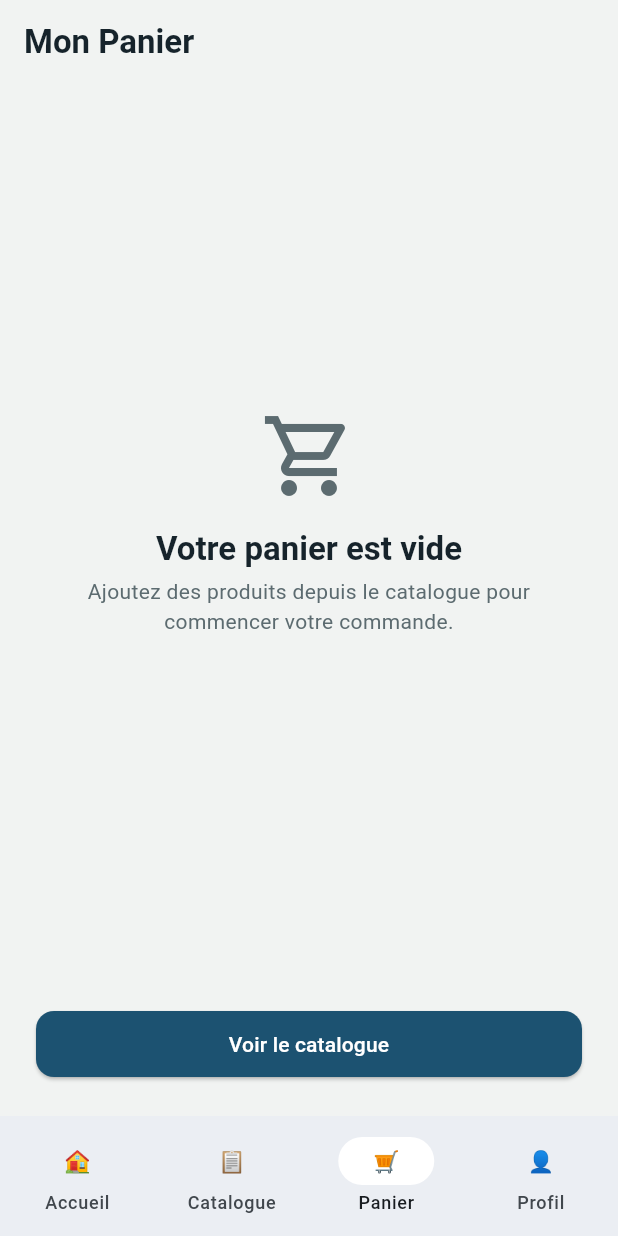
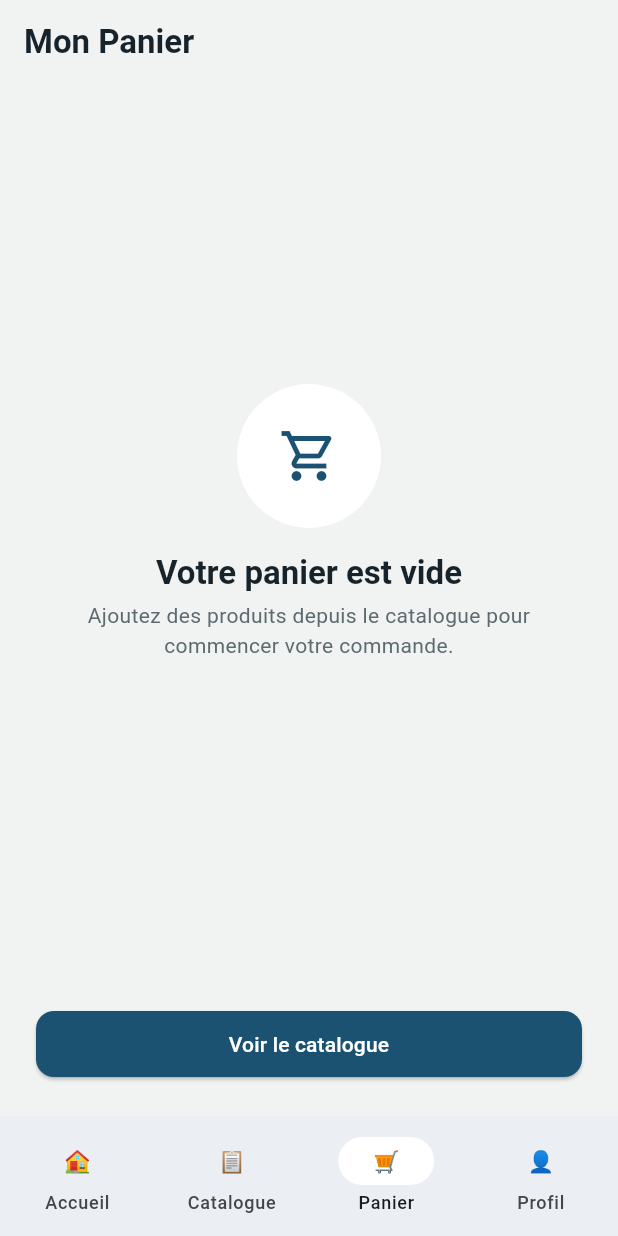
Before and after one commit to ecolealgerienne-ui/echangoorder, a Flutter app: the CartScreen screen opened by its route, on a phone screen of 412 x 824 dp. Run offline on Flutter 3.47's test engine with Material 3 defaults, Android fonts, the phone set to English and light mode, and no system bars; our stand-ins replace easy_localization, flutter_secure_storage, geolocator, go_router, package_info_plus, permission_handler and 2 more; accounts and stored records are empty; network calls fail; Roboto replaces fonts that are missing (CasbahDisplay).

Commit message:
Phase B du chantier design : composants partagés
Nouveaux widgets réutilisables : PressableScale (retour tactile via
Listener, sans conflit avec le onPressed du widget enveloppé) et
ShimmerBox (rectangle chatoyant, remplace les spinners - câblage réel
en phase C). Les deux respectent MediaQuery.disableAnimations.

ProductGridTile devient une vraie carte (fond + ombre AppElevation.card)
au lieu d'un InkWell nu, boutons d'action enveloppés dans PressableScale,
sélecteur de quantité animé (AnimatedSwitcher). AppButton enveloppé dans
PressableScale. ErrorStateView : icône dans un badge circulaire plutôt
que nue.

Au passage, corrige les badges/halo qui pointaient encore vers
AppColors.background (devenu la chaux en phase A) alors qu'ils visent
un blanc réel - désormais AppColors.surface.

```diff
--- a/mobile/lib/errors/error_state_view.dart
+++ b/mobile/lib/errors/error_state_view.dart
@@ -9,6 +9,12 @@ import 'app_messenger.dart';
 /// injoignable) ET états vides (panier vide, aucune commande, aucun
 /// résultat — cf. specs UX §"définir les états vides pour chaque écran").
 /// Un seul widget pour garder un rendu cohérent partout dans l'app.
+///
+/// L'icône est présentée dans un badge circulaire teinté (direction Casbah,
+/// voir `docs/design_direction.md`) plutôt qu'affichée nue — un ensemble
+/// d'illustrations dédiées par contexte (panier vide, aucun résultat...)
+/// est envisageable mais nécessite des assets graphiques qui n'existent pas
+/// encore ; ce badge est l'amélioration réalisable sans eux.
 class ErrorStateView extends StatelessWidget {
   final IconData icon;
   final String titleKey;
@@ -53,7 +59,13 @@ class ErrorStateView extends StatelessWidget {
         child: Column(
           mainAxisSize: MainAxisSize.min,
           children: [
-            Icon(icon, size: 64, color: AppColors.textMuted),
+            Container(
+              width: 96,
+              height: 96,
+              alignment: Alignment.center,
+              decoration: const BoxDecoration(color: AppColors.surface, shape: BoxShape.circle),
+              child: Icon(icon, size: 40, color: AppColors.primary),
+            ),
             const SizedBox(height: AppSpacing.md),
             Text(
               titleKey.tr(),
--- a/mobile/lib/widgets/app_button.dart
+++ b/mobile/lib/widgets/app_button.dart
@@ -1,5 +1,6 @@
 import 'package:flutter/material.dart';
 import '../theme/app_theme.dart';
+import 'pressable_scale.dart';
 
 enum AppButtonVariant { primary, secondary, danger }
 
@@ -37,6 +38,9 @@ class AppButton extends StatelessWidget {
         ),
     };
 
-    return Padding(padding: const EdgeInsets.only(top: AppSpacing.sm), child: button);
+    return Padding(
+      padding: const EdgeInsets.only(top: AppSpacing.sm),
+      child: PressableScale(enabled: onPressed != null, child: button),
+    );
   }
 }
--- /dev/null
+++ b/mobile/lib/widgets/pressable_scale.dart
@@ -0,0 +1,47 @@
+import 'package:flutter/material.dart';
+import '../theme/app_theme.dart';
+
+/// Retour tactile discret (légère réduction d'échelle au toucher) pour les
+/// contrôles d'action — bouton principal, ajout au panier (direction
+/// Casbah, voir `docs/design_direction.md`).
+///
+/// Utilise [Listener] plutôt que [GestureDetector] : il observe les
+/// événements de pointeur sans participer à l'arène de gestes, donc aucun
+/// risque de conflit avec le `onPressed`/`onTap` du widget enveloppé (qui
+/// reste seul responsable de l'action). Respecte le réglage d'accessibilité
+/// système "réduire les animations" ([MediaQuery.disableAnimations]).
+class PressableScale extends StatefulWidget {
+  final Widget child;
+  final bool enabled;
+
+  const PressableScale({super.key, required this.child, this.enabled = true});
+
+  @override
+  State<PressableScale> createState() => _PressableScaleState();
+}
+
+class _PressableScaleState extends State<PressableScale> {
+  bool _pressed = false;
+
+  void _setPressed(bool value) {
+    if (!widget.enabled || _pressed == value) return;
+    setState(() => _pressed = value);
+  }
+
+  @override
+  Widget build(BuildContext context) {
+    final reduceMotion = MediaQuery.of(context).disableAnimations;
+    return Listener(
+      behavior: HitTestBehavior.translucent,
+      onPointerDown: (_) => _setPressed(true),
+      onPointerUp: (_) => _setPressed(false),
+      onPointerCancel: (_) => _setPressed(false),
+      child: AnimatedScale(
+        scale: _pressed && !reduceMotion ? 0.96 : 1.0,
+        duration: AppMotion.fast,
+        curve: AppMotion.curve,
+        child: widget.child,
+      ),
+    );
+  }
+}
```
Also changed, not shown: mobile/lib/widgets/product_grid_tile.dart (+41 -8 lines), mobile/lib/widgets/shimmer_loader.dart (added, +79 -0 lines), 1 other file.
